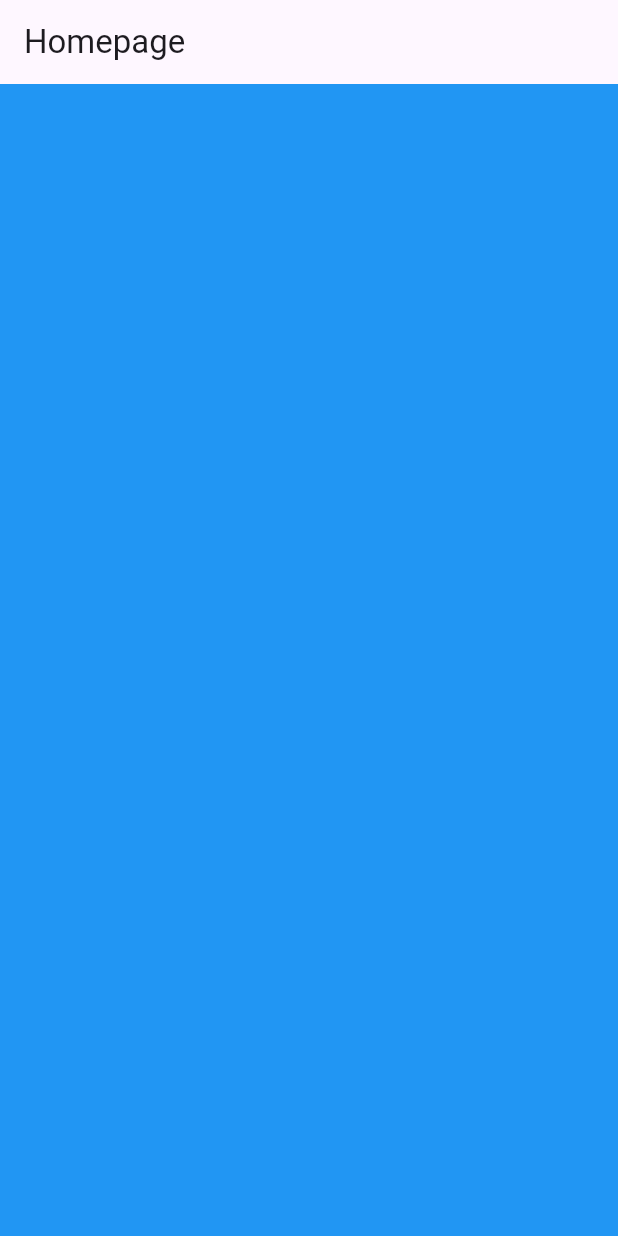
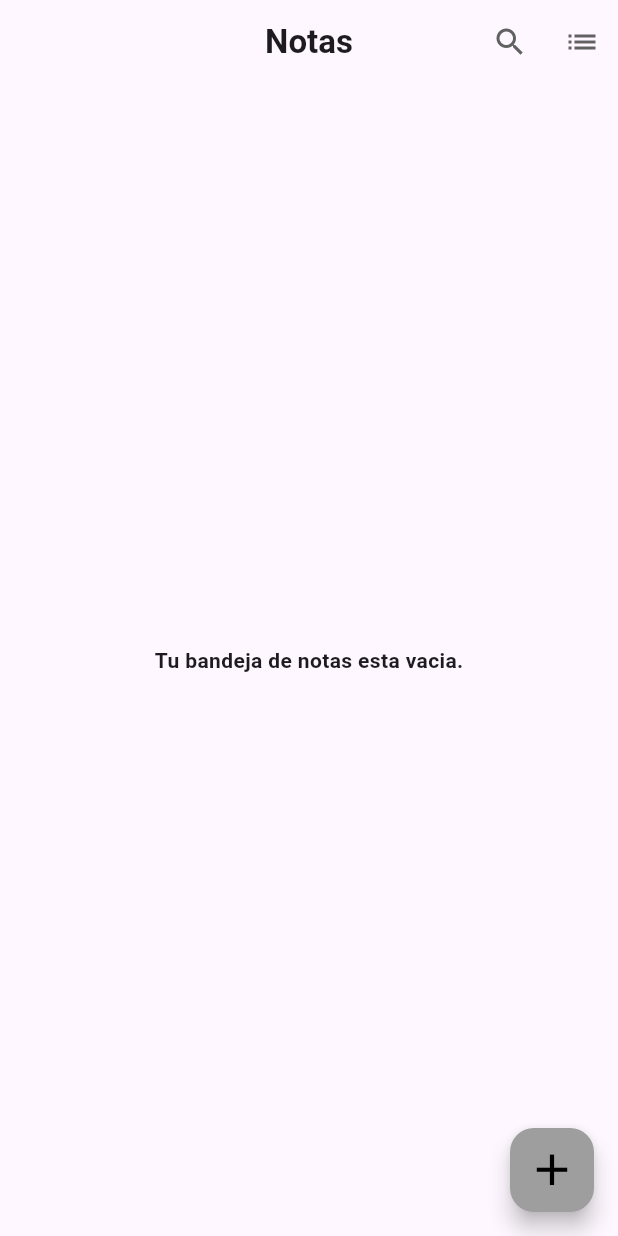
Before and after one commit to FadriqueMolina/notes_app, a Flutter app: the screen it shows after launch, on a phone screen of 412 x 824 dp. Run offline on Flutter 3.47's test engine with Material 3 defaults, Android fonts, the phone set to English and light mode, and no system bars.

```diff
--- a/lib/presentation/screens/home_page.dart
+++ b/lib/presentation/screens/home_page.dart
@@ -6,8 +6,75 @@ class HomePage extends StatelessWidget {
   @override
   Widget build(BuildContext context) {
     return Scaffold(
-      appBar: AppBar(title: const Text("Homepage")),
-      body: Container(decoration: const BoxDecoration(color: Colors.blue)),
+      appBar: AppBar(
+        title: const Text(
+          "Notas",
+          style: TextStyle(fontWeight: FontWeight.bold),
+        ),
+        centerTitle: true,
+        actions: [
+          IconButton(
+            onPressed: () {},
+            icon: Icon(Icons.search, color: Colors.grey[700]),
+          ),
+          IconButton(
+            onPressed: () {},
+            icon: const Icon(Icons.list),
+            color: Colors.grey[700],
+          ),
+        ],
+      ),
+      body: const Center(
+        child: Text(
+          "Tu bandeja de notas esta vacia.",
+          style: TextStyle(fontWeight: FontWeight.bold),
+        ),
+      ),
+      floatingActionButton: FloatingActionButton(
+        onPressed: () {
+          showAddNoteDialog(context);
+        },
+        backgroundColor: Colors.grey[500],
+        child: const Icon(Icons.add, size: 35, color: Colors.black),
+      ),
+    );
+  }
+
+  void showAddNoteDialog(BuildContext context) {
+    showDialog(
+      context: context,
+      builder:
+          (context) => AlertDialog(
+            title: const Text("Agregar nota"),
+            content: TextField(
+              decoration: InputDecoration(
+                border: OutlineInputBorder(
+                  borderRadius: BorderRadius.circular(5),
+                ),
+              ),
+            ),
+            actions: [
+              TextButton(
+                onPressed: () {
+                  Navigator.pop(context);
+                },
+                child: const Text(
+                  "Cancelar",
+                  style: TextStyle(color: Colors.black),
+                ),
+              ),
+              TextButton(
+                onPressed: () {
+                  //TODO: Agregar nota
+                  Navigator.pop(context);
+                },
+                child: const Text(
+                  "Agregar",
+                  style: TextStyle(color: Colors.black),
+                ),
+              ),
+            ],
+          ),
     );
   }
 }
```
